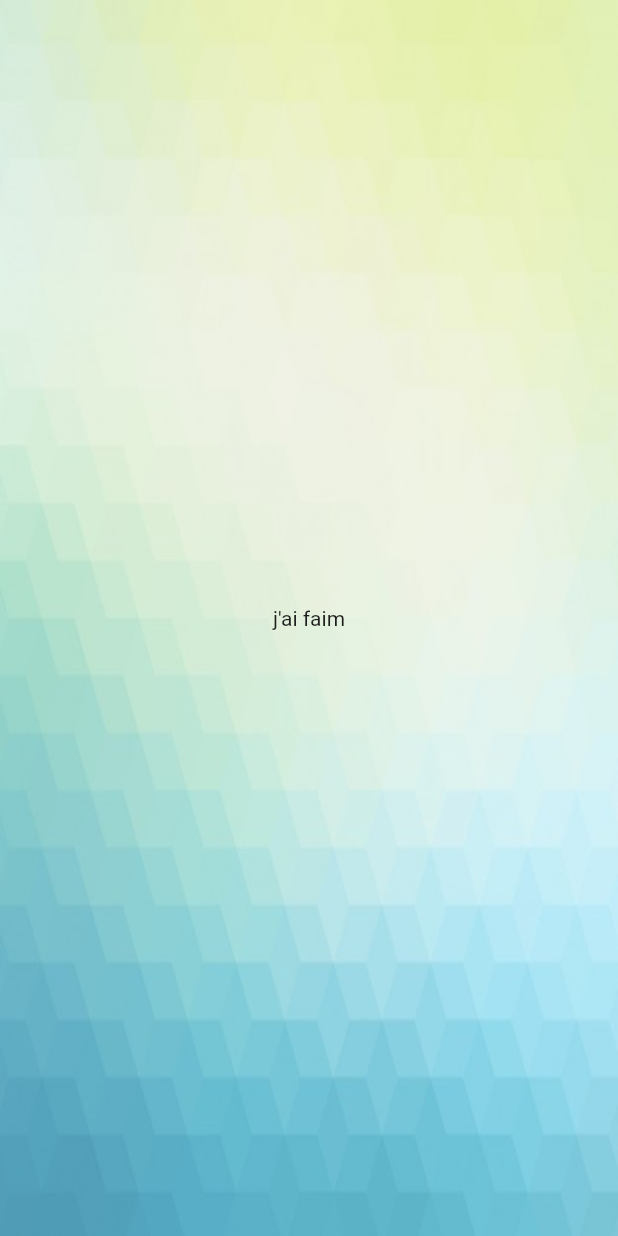
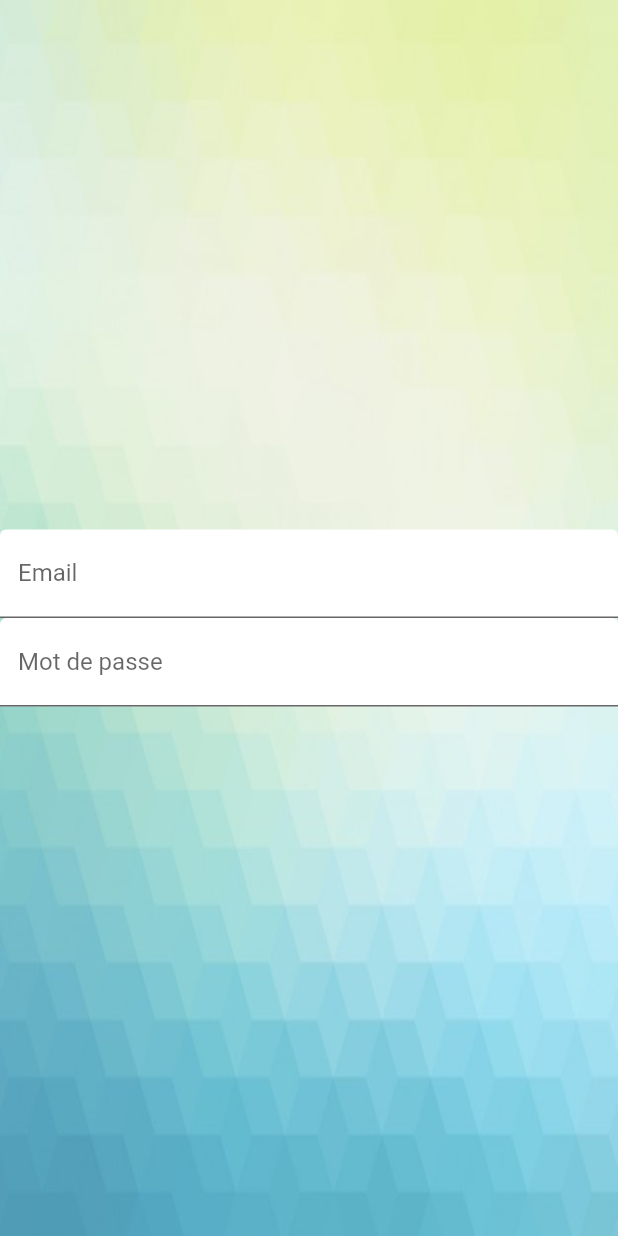
Before and after one commit to Pandanaax/Abo, a Flutter app: the screen it shows after launch, on a phone screen of 412 x 824 dp. Run offline on Flutter 3.47's test engine with Material 2 defaults, Android fonts, the phone set to English and light mode, and no system bars.

Commit message:
add email and password

```diff
--- a/lib/pages/home/background_home.dart
+++ b/lib/pages/home/background_home.dart
@@ -15,8 +15,24 @@ class BackgroundHome extends StatelessWidget {
               fit: BoxFit.fill,
             ),
           ),
-          Center(
-            child: Text("j'ai faim"),
+          Column(
+            mainAxisAlignment: MainAxisAlignment.center,
+            crossAxisAlignment: CrossAxisAlignment.center,
+            children: <Widget>[
+              TextFormField(
+                decoration: InputDecoration(
+                  labelText: 'Email',
+                  filled: true,
+                  fillColor: Colors.white,
+                ),
+              ),
+              TextFormField(
+                decoration: InputDecoration(
+                    labelText: 'Mot de passe',
+                    filled: true,
+                    fillColor: Colors.white),
+              )
+            ],
           ),
         ],
       ),
```
